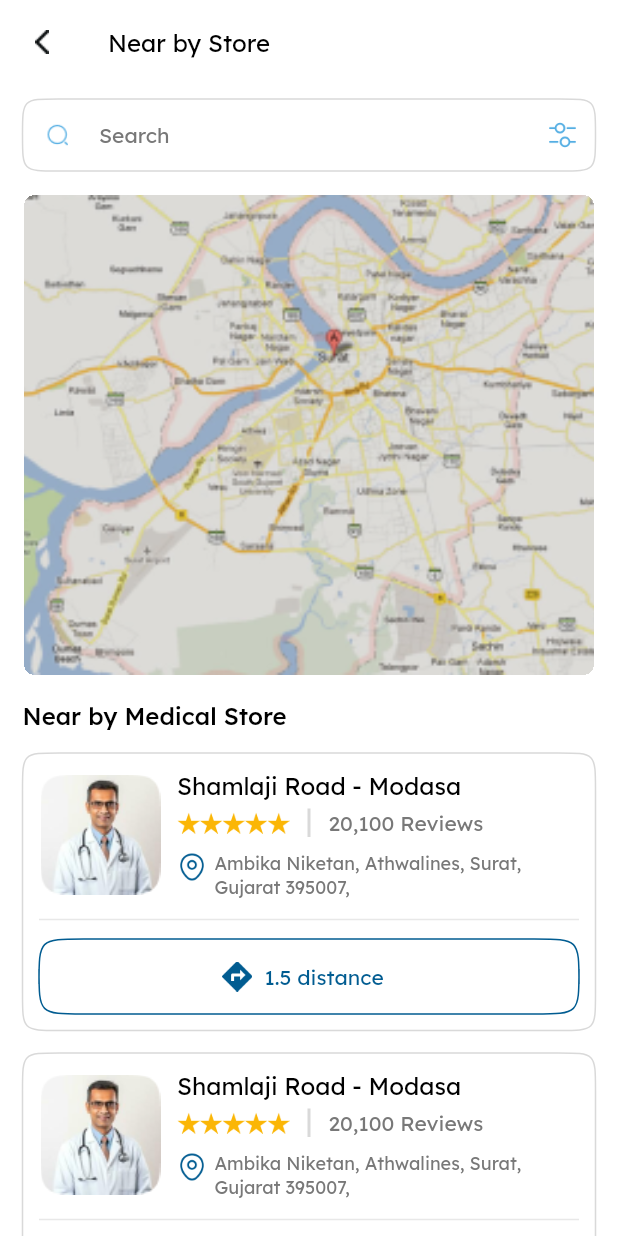
After one commit to DevikaPatelLetmegrab/PharmFlow, a Flutter app: the NearByPage screen opened by its route, on a phone screen of 412 x 824 dp. The commit adds this screen. Run offline on Flutter 3.47's test engine with Material 3 defaults, Android fonts, the phone set to English and light mode, and no system bars; drawn by our look-alikes of flutter_rating_bar; our stand-ins replace bloc, buttons_tabbar, cached_network_image, carousel_slider, dio, dotted_border and 14 more; missing offline and left inert: advanced_chips_input, emoji_rating_bar, linear_progress_bar.

Commit message:
near by done

```diff
--- a/lib/core/config/app_assets.dart
+++ b/lib/core/config/app_assets.dart
@@ -103,6 +103,7 @@ class AppAssets {
   static String removeOutlineIcon = 'assets/icon/remove_outline.png';
   static String addIcon = 'assets/icon/add.png';
   static String eyeIcon = 'assets/icon/eye.png';
+  static String directionIcon = 'assets/icon/direction.png';
 
   ///logo
 
--- a/lib/core/routes/app_routes.dart
+++ b/lib/core/routes/app_routes.dart
@@ -40,4 +40,5 @@ abstract class AppRoutes {
   static const String helpAndSupportPage = '/help_and_support_page';
   static const String communityResourcePage = '/community_resource';
   static const String blogDetailPage = '/blog_detail_page';
+  static const String nearByPage = '/near_by_page';
 }
--- a/lib/core/routes/routes_utils.dart
+++ b/lib/core/routes/routes_utils.dart
@@ -30,6 +30,7 @@ import 'package:pharm_flow/features/my_booking/presentation/pages/patient_detail
 import 'package:pharm_flow/features/my_favourite/presentation/pages/my_favourite_page.dart';
 import 'package:pharm_flow/features/my_prescription/presentation/pages/my_prescription_page.dart';
 import 'package:pharm_flow/features/my_profile/presentation/pages/my_profile_page.dart';
+import 'package:pharm_flow/features/near_by/presentation/pages/near_by_page.dart';
 import 'package:pharm_flow/features/new_launch/presentation/pages/new_launch_page.dart';
 import 'package:pharm_flow/features/notification/presentation/pages/notification_page.dart';
 import 'package:pharm_flow/features/order/presentation/pages/order_page.dart';
@@ -262,6 +263,11 @@ class RoutesUtils {
         name: AppRoutes.blogDetailPage,
         builder: (context, state) => const BlogDetailPage(),
       ),
+      GoRoute(
+        path: AppRoutes.nearByPage,
+        name: AppRoutes.nearByPage,
+        builder: (context, state) => const NearByPage(),
+      ),
     ],
   );
 }
--- a/lib/core/widget/common_doctor_container.dart
+++ b/lib/core/widget/common_doctor_container.dart
@@ -115,6 +115,7 @@ class CommonDoctorContainer extends StatelessWidget {
               const Gap(AppDimens.space5),
               if (location != null) ...[
                 Row(
+                  crossAxisAlignment: CrossAxisAlignment.start,
                   children: [
                     AppAssetImage(
                       imagePath: AppAssets.locationIcon,
--- a/lib/features/home/presentation/pages/home_page.dart
+++ b/lib/features/home/presentation/pages/home_page.dart
@@ -3,7 +3,6 @@ import 'package:flutter_bloc/flutter_bloc.dart';
 import 'package:gap/gap.dart';
 import 'package:pharm_flow/core/app_extension/text_style_extension.dart';
 import 'package:pharm_flow/core/config/app_assets.dart';
-import 'package:pharm_flow/core/config/app_colors.dart';
 import 'package:pharm_flow/core/config/app_dimension.dart';
 import 'package:pharm_flow/core/routes/app_routes.dart';
 import 'package:pharm_flow/core/routes/navigation_services.dart';
@@ -394,10 +393,13 @@ class HomePage extends StatelessWidget {
                       },
                     ),
                   ),
-                  const Padding(
-                    padding: EdgeInsets.all(AppDimens.space15),
+                  Padding(
+                    padding: const EdgeInsets.all(AppDimens.space15),
                     child: RowOverview(
                       title: 'near by medical store',
+                      ontap: () {
+                        NavigationServices().pushName(AppRoutes.nearByPage);
+                      },
                     ),
                   ),
                   const Gap(AppDimens.space5),
--- a/lib/features/home/presentation/widgets/top_view.dart
+++ b/lib/features/home/presentation/widgets/top_view.dart
@@ -61,6 +61,9 @@ class TopView extends StatelessWidget {
                   AppIconButton(
                     imagePath: AppAssets.shoppingCartIcon,
                     iconColor: AppColors.blackColor,
+                    onTap: () {
+                      NavigationServices().pushName(AppRoutes.cartPage);
+                    },
                   ),
                 ],
               ),
--- /dev/null
+++ b/lib/features/near_by/presentation/bloc/near_by_bloc.dart
@@ -0,0 +1,13 @@
+import 'package:bloc/bloc.dart';
+import 'package:equatable/equatable.dart';
+
+part 'near_by_event.dart';
+part 'near_by_state.dart';
+
+class NearByBloc extends Bloc<NearByEvent, NearByState> {
+  NearByBloc() : super(NearByInitial()) {
+    on<NearByEvent>((event, emit) {
+      // TODO: implement event handler
+    });
+  }
+}
--- /dev/null
+++ b/lib/features/near_by/presentation/bloc/near_by_event.dart
@@ -0,0 +1,8 @@
+part of 'near_by_bloc.dart';
+
+abstract class NearByEvent extends Equatable {
+  const NearByEvent();
+
+  @override
+  List<Object> get props => [];
+}
--- /dev/null
+++ b/lib/features/near_by/presentation/bloc/near_by_state.dart
@@ -0,0 +1,9 @@
+part of 'near_by_bloc.dart';
+
+abstract class NearByState extends Equatable {
+  const NearByState();
+
+  @override
+  List<Object> get props => [];
+}
+class NearByInitial extends NearByState {}
--- /dev/null
+++ b/lib/features/near_by/presentation/pages/near_by_page.dart
@@ -0,0 +1,106 @@
+import 'package:flutter/material.dart';
+import 'package:flutter/widgets.dart';
+import 'package:gap/gap.dart';
+import 'package:pharm_flow/core/app_extension/text_style_extension.dart';
+import 'package:pharm_flow/core/config/app_assets.dart';
+import 'package:pharm_flow/core/config/app_colors.dart';
+import 'package:pharm_flow/core/config/app_dimension.dart';
+import 'package:pharm_flow/core/routes/app_routes.dart';
+import 'package:pharm_flow/core/routes/navigation_services.dart';
+import 'package:pharm_flow/core/utils/app_size.dart';
+import 'package:pharm_flow/core/utils/squircle/squircle_container.dart';
+import 'package:pharm_flow/core/widget/app_asset_image.dart';
+import 'package:pharm_flow/core/widget/app_eleveted_button.dart';
+import 'package:pharm_flow/core/widget/app_search_field.dart';
+import 'package:pharm_flow/core/widget/asset_icon.dart';
+import 'package:pharm_flow/core/widget/common_app_bar.dart';
+import 'package:pharm_flow/core/widget/common_doctor_container.dart';
+
+class NearByPage extends StatelessWidget {
+  const NearByPage({super.key});
+
+  @override
+  Widget build(BuildContext context) {
+    return Scaffold(
+      appBar: CommonAppBar(title: 'Near by Store'),
+      body: SingleChildScrollView(
+        child: Padding(
+          padding: const EdgeInsets.symmetric(horizontal: AppDimens.space15),
+          child: Column(
+            crossAxisAlignment: CrossAxisAlignment.start,
+            children: [
+              AppSearchField(
+                hint: 'Search',
+                readOnly: true,
+                showSuffix: true,
+                suffix: AssetIcon(
+                  assetName: AppAssets.filterIcon,
+                  size: AppDimens.imageSize20,
+                  color: AppColors.lightPrimary,
+                ),
+                onTap: () {
+                  //NavigationServices().pushName(AppRoutes.searchPage);
+                },
+              ),
+              Gap(AppDimens.space15),
+              Squircle(
+                borderColor: AppColors.transparent,
+                child: AppAssetImage(
+                  imagePath: AppAssets.map,
+                  height: 320,
+                  width: context.getWidth,
+                  fit: BoxFit.cover,
+                ),
+              ),
+              Gap(AppDimens.space15),
+              Text(
+                'Near by Medical Store',
+                style: context.x16.weigh500,
+              ),
+              Gap(AppDimens.space15),
+              ListView.separated(
+                itemCount: 5,
+                shrinkWrap: true,
+                physics: const NeverScrollableScrollPhysics(),
+                separatorBuilder: (context, index) {
+                  return const Gap(AppDimens.space15);
+                },
+                itemBuilder: (context, index) {
+                  return Squircle(
+                    padding: EdgeInsets.all(AppDimens.space10),
+                    child: Column(
+                      children: [
+                        CommonDoctorContainer(
+                          name: 'Shamlaji Road - Modasa',
+                          location:
+                              'Ambika Niketan, Athwalines, Surat, Gujarat 395007, ',
+                        ),
+                        Gap(AppDimens.space12),
+                        Divider(
+                          height: 2,
+                          color: AppColors.greyE8Color,
+                        ),
+                        Gap(AppDimens.space12),
+                        AppButton(
+                          buttonType: ButtonType.outLineWithIcon,
+                          buttonName: "1.5 distance",
+                          buttonColor: AppColors.transparent,
+                          width: context.getWidth,
+                          icon: AppAssetImage(
+                            imagePath: AppAssets.directionIcon,
+                            size: AppDimens.space20,
+                          ),
+                        )
+                      ],
+                    ),
+                  );
+                },
+              ),
+              Gap(AppDimens.space15),
+            ],
+          ),
+        ),
+      ),
+    );
+  }
+}
```
Also changed, not shown: assets/icon/direction.png (added).
